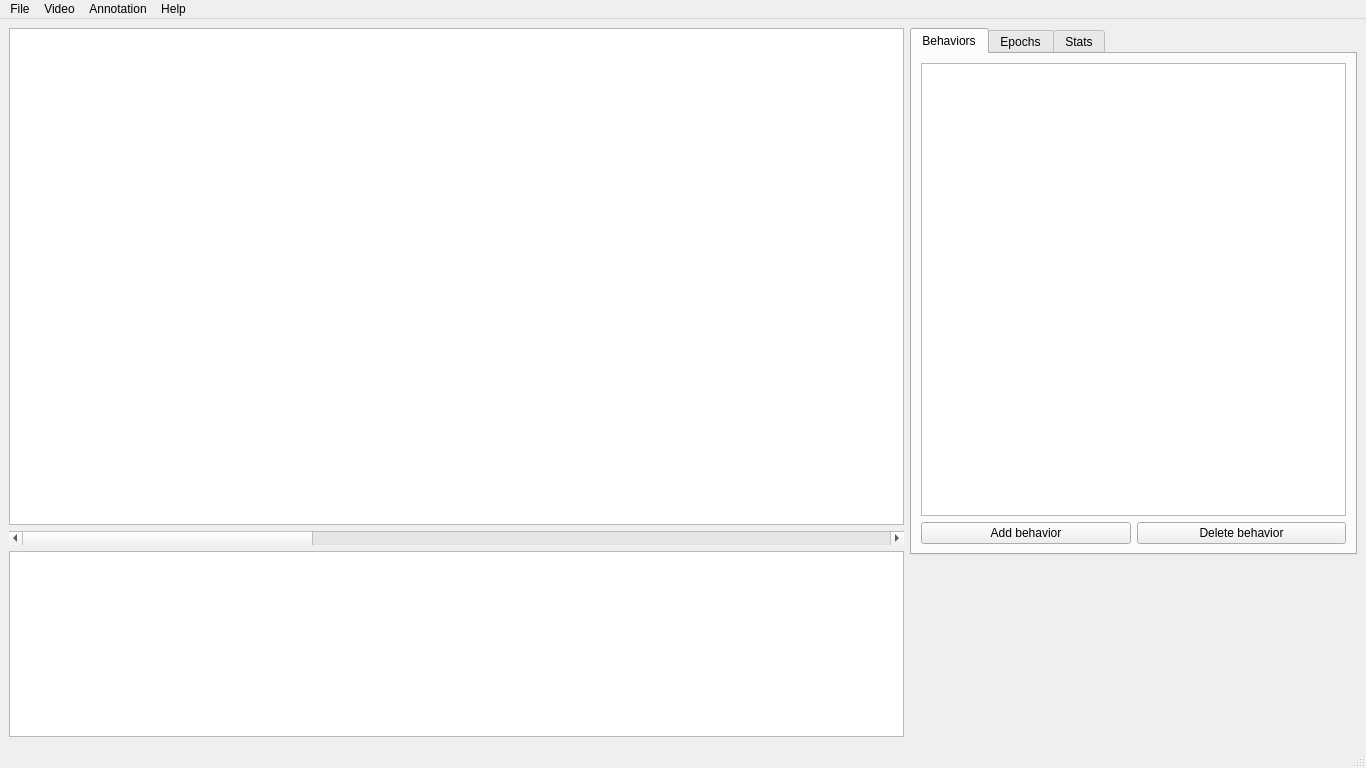
This is main-window.ui in hsingchien/Bannotator as Qt 5 draws it before an edit. The edited form follows.
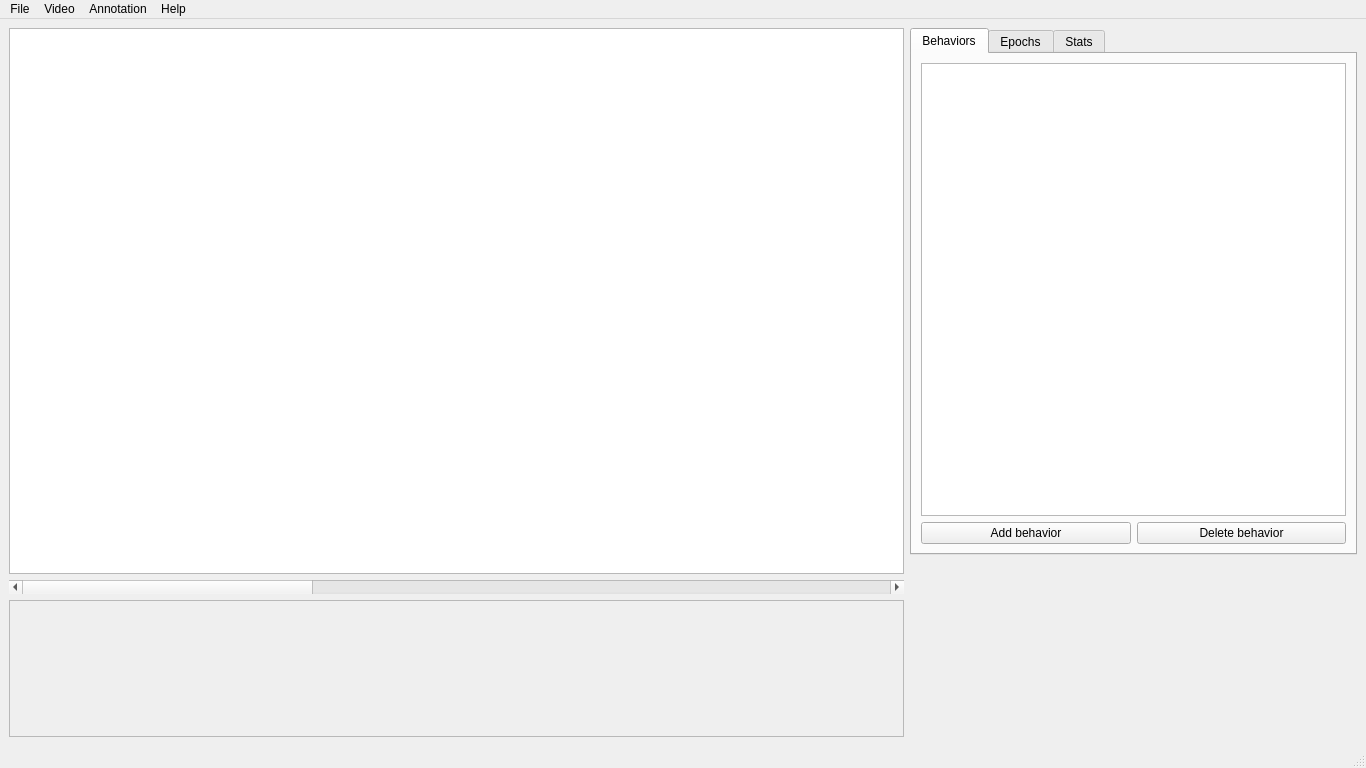
This is the edited form. The open tabs and pages were chosen to show the change. Custom widgets are drawn as their Qt base class.

Commit message: plot tracks

```diff
--- a/main-window.ui
+++ b/main-window.ui
@@ -16,7 +16,7 @@
   <widget class="QWidget" name="centralwidget">
    <layout class="QHBoxLayout" name="horizontalLayout_2" stretch="2,1">
     <item>
-     <layout class="QVBoxLayout" name="verticalLayout_4" stretch="16,2,6">
+     <layout class="QVBoxLayout" name="display_layout" stretch="16,2,4">
       <item>
        <widget class="QGraphicsView" name="vid1_view"/>
       </item>
@@ -37,7 +37,31 @@
        </widget>
       </item>
       <item>
-       <widget class="TrackPlotView" name="track_view"/>
+       <widget class="QFrame" name="track_frame">
+        <property name="sizePolicy">
+         <sizepolicy hsizetype="Expanding" vsizetype="Expanding">
+          <horstretch>0</horstretch>
+          <verstretch>0</verstretch>
+         </sizepolicy>
+        </property>
+        <property name="minimumSize">
+         <size>
+          <width>0</width>
+          <height>0</height>
+         </size>
+        </property>
+        <property name="frameShape">
+         <enum>QFrame::StyledPanel</enum>
+        </property>
+        <property name="frameShadow">
+         <enum>QFrame::Raised</enum>
+        </property>
+        <layout class="QHBoxLayout" name="horizontalLayout_10">
+         <item>
+          <layout class="QVBoxLayout" name="track_layout"/>
+         </item>
+        </layout>
+       </widget>
       </item>
      </layout>
     </item>
@@ -366,11 +390,6 @@
    <extends>QLineEdit</extends>
    <header>widgets</header>
   </customwidget>
-  <customwidget>
-   <class>TrackPlotView</class>
-   <extends>QGraphicsView</extends>
-   <header>widgets</header>
-  </customwidget>
  </customwidgets>
  <resources/>
  <connections/>
```
Left out of the diff: 4 changed lines with no effect on the pictures. The commit also changes 4 other files.
